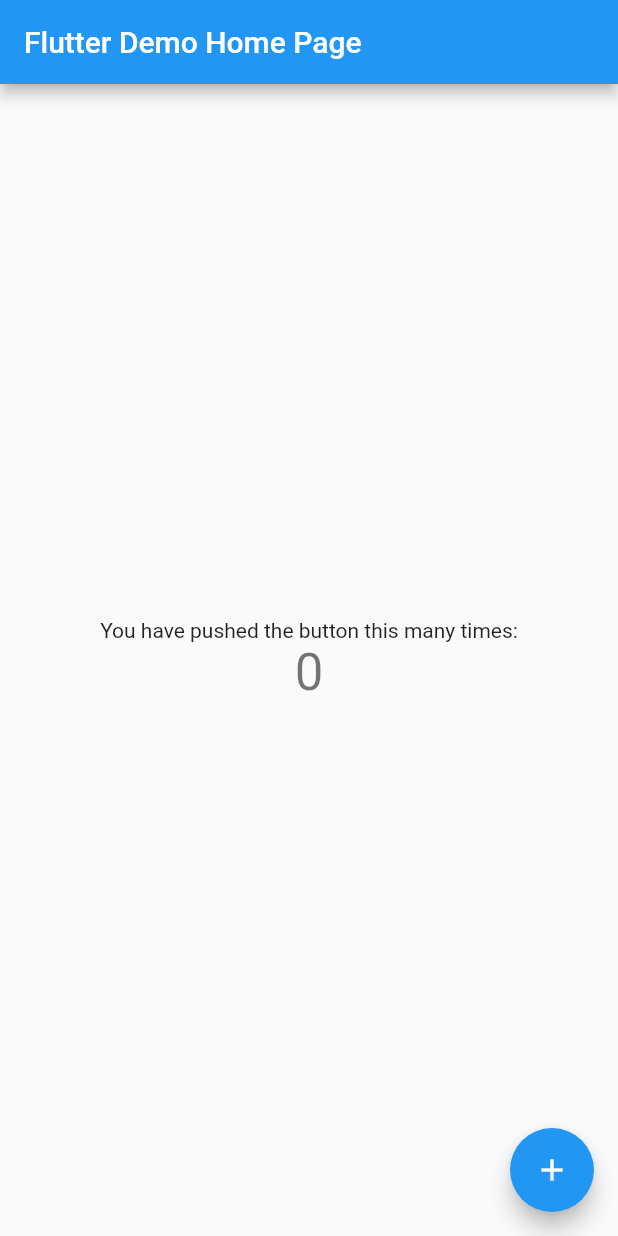
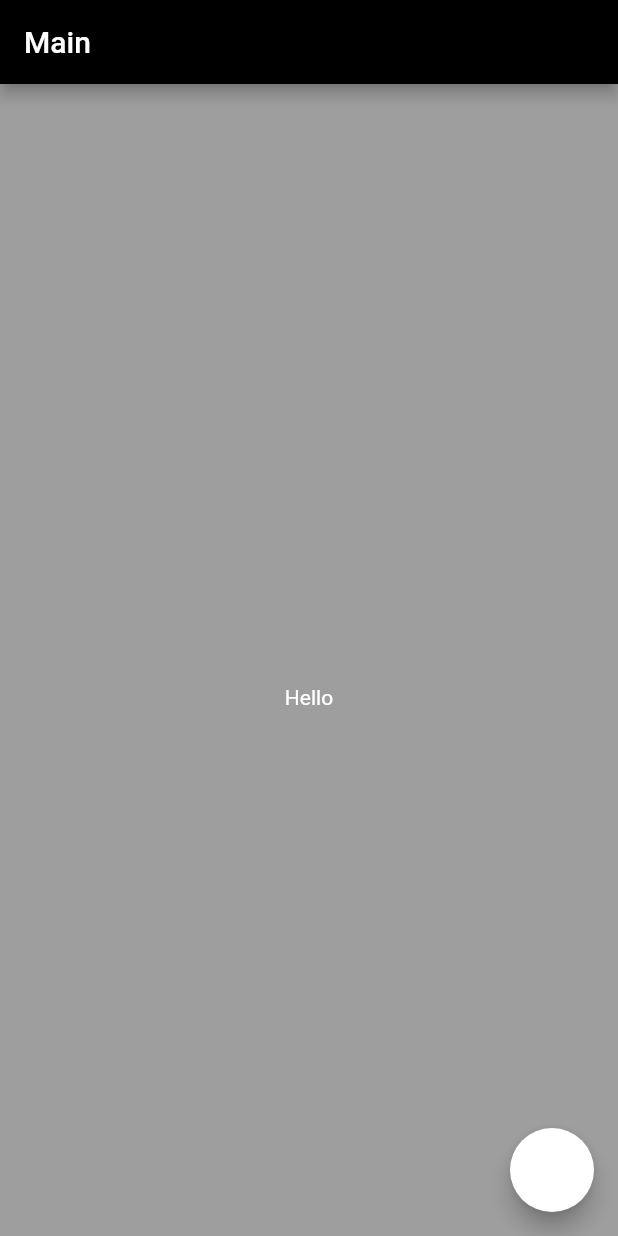
Before and after one commit to RomanSoviak/test_project, a Flutter app: the screen it shows after launch, on a phone screen of 412 x 824 dp. Run offline on Flutter 3.47's test engine with Material 2 defaults, Android fonts, the phone set to English and light mode, and no system bars; our stand-ins replace adaptive_theme, flutter_bloc; statements that could not run were skipped.

```diff
--- /dev/null
+++ b/lib/const.dart
@@ -0,0 +1,7 @@
+class Constamts {
+
+static const String kAppBartitle = "Головна";
+static const String KTitle = "Привіт";
+
+
+}
--- /dev/null
+++ b/lib/l10n/intl_en.arb
@@ -0,0 +1,6 @@
+{
+  "main_title": "Hello",
+  "app_bar_title": "Main"
+
+
+}
--- a/lib/main.dart
+++ b/lib/main.dart
@@ -1,4 +1,11 @@
+import 'package:adaptive_theme/adaptive_theme.dart';
 import 'package:flutter/material.dart';
+import 'package:flutter/rendering.dart';
+import 'package:flutter_bloc/flutter_bloc.dart';
+import 'package:flutter_localizations/flutter_localizations.dart';
+import 'package:text_2_0/theme.dart';
+
+import 'generated/l10n.dart';
 
 void main() {
   runApp(const MyApp());
@@ -10,36 +17,29 @@ class MyApp extends StatelessWidget {
   // This widget is the root of your application.
   @override
   Widget build(BuildContext context) {
-    return MaterialApp(
-      title: 'Flutter Demo',
-      theme: ThemeData(
-        // This is the theme of your application.
-        //
-        // Try running your application with "flutter run". You'll see the
-        // application has a blue toolbar. Then, without quitting the app, try
-        // changing the primarySwatch below to Colors.green and then invoke
-        // "hot reload" (press "r" in the console where you ran "flutter run",
-        // or simply save your changes to "hot reload" in a Flutter IDE).
-        // Notice that the counter didn't reset back to zero; the application
-        // is not restarted.
-        primarySwatch: Colors.blue,
+    return AdaptiveTheme(
+      dark: kDarktheme,
+      light: kLightTheme,
+      initial: AdaptiveThemeMode.light,
+      builder: (light, dark) => MaterialApp(
+        theme: light,
+        darkTheme: dark,
+        localizationsDelegates: const [
+          S.delegate,
+          GlobalMaterialLocalizations.delegate,
+          GlobalWidgetsLocalizations.delegate,
+          GlobalCupertinoLocalizations.delegate,
+        ],
+        supportedLocales: S.delegate.supportedLocales,
+        title: 'Flutter Demo',
+        home: const MyHomePage(title: 'Flutter Demo Home Page'),
       ),
-      home: const MyHomePage(title: 'Flutter Demo Home Page'),
     );
   }
 }
 
 class MyHomePage extends StatefulWidget {
   const MyHomePage({Key? key, required this.title}) : super(key: key);
-
-  // This widget is the home page of your application. It is stateful, meaning
-  // that it has a State object (defined below) that contains fields that affect
-  // how it looks.
-
-  // This class is the configuration for the state. It holds the values (in this
-  // case the title) provided by the parent (in this case the App widget) and
-  // used by the build method of the State. Fields in a Widget subclass are
-  // always marked "final".
 
   final String title;
 
@@ -48,68 +48,57 @@ class MyHomePage extends StatefulWidget {
 }
 
 class _MyHomePageState extends State<MyHomePage> {
-  int _counter = 0;
 
-  void _incrementCounter() {
-    setState(() {
-      // This call to setState tells the Flutter framework that something has
-      // changed in this State, which causes it to rerun the build method below
-      // so that the display can reflect the updated values. If we changed
-      // _counter without calling setState(), then the build method would not be
-      // called again, and so nothing would appear to happen.
-      _counter++;
-    });
-  }
+  var _clickCount = 0;
+
+
 
   @override
   Widget build(BuildContext context) {
-    // This method is rerun every time setState is called, for instance as done
-    // by the _incrementCounter method above.
-    //
-    // The Flutter framework has been optimized to make rerunning build methods
-    // fast, so that you can just rebuild anything that needs updating rather
-    // than having to individually change instances of widgets.
+    BlocBuilder<Bloc, BlocAState>(
+        builder: (context, state) {
+          TextButton(
+            style: ButtonStyle(
+              foregroundColor: MaterialStateProperty.all<Color>(Colors.blue),
+            ),
+            onPressed: () { },
+            child: const Text('TextButton'),
+          );
+
+
+        },// return widget here based on BlocA's state
+    );
     return Scaffold(
-      appBar: AppBar(
-        // Here we take the value from the MyHomePage object that was created by
-        // the App.build method, and use it to set our appbar title.
-        title: Text(widget.title),
-      ),
-      body: Center(
-        // Center is a layout widget. It takes a single child and positions it
-        // in the middle of the parent.
-        child: Column(
-          // Column is also a layout widget. It takes a list of children and
-          // arranges them vertically. By default, it sizes itself to fit its
-          // children horizontally, and tries to be as tall as its parent.
-          //
-          // Invoke "debug painting" (press "p" in the console, choose the
-          // "Toggle Debug Paint" action from the Flutter Inspector in Android
-          // Studio, or the "Toggle Debug Paint" command in Visual Studio Code)
-          // to see the wireframe for each widget.
-          //
-          // Column has various properties to control how it sizes itself and
-          // how it positions its children. Here we use mainAxisAlignment to
-          // center the children vertically; the main axis here is the vertical
-          // axis because Columns are vertical (the cross axis would be
-          // horizontal).
-          mainAxisAlignment: MainAxisAlignment.center,
-          children: <Widget>[
-            const Text(
-              'You have pushed the button this many times:',
-            ),
-            Text(
-              '$_counter',
-              style: Theme.of(context).textTheme.headline4,
-            ),
-          ],
+        backgroundColor: Colors.grey,
+        appBar: AppBar(
+          backgroundColor: Colors.black,
+          title: Text(
+            S.of(context).app_bar_title,
+            style: const TextStyle(
+                color: Colors.white),
+          ),
         ),
-      ),
-      floatingActionButton: FloatingActionButton(
-        onPressed: _incrementCounter,
-        tooltip: 'Increment',
-        child: const Icon(Icons.add),
-      ), // This trailing comma makes auto-formatting nicer for build methods.
-    );
+        floatingActionButton: FloatingActionButton(
+          onPressed: () => setState(() {
+            _clickCount++;
+          }),
+          backgroundColor:Colors.white,
+        ),
+        body: Container(
+          child: Center(
+            child: Padding(
+                padding: const EdgeInsets.only(top: 50),
+                child: Text(
+                  S.of(context).main_title,
+                  style: const TextStyle(color: Colors.white),
+                )),
+          ),
+        ));
   }
 }
+
+class BlocA {
+}
+
+class BlocAState {
+}
--- /dev/null
+++ b/lib/theme.dart
@@ -0,0 +1,16 @@
+import 'package:flutter/material.dart';
+
+    final kDarktheme = ThemeData.dark().copyWith(
+      appBarTheme: const AppBarTheme(
+        color: Colors.black,
+        foregroundColor: Colors.white,
+      )
+    ) ;
+
+
+     final kLightTheme = ThemeData.dark().copyWith(
+    appBarTheme: const AppBarTheme(
+      foregroundColor: Colors.black87,
+      backgroundColor: Colors.white,
+    )
+) ;
```
Also changed, not shown: pubspec.yaml (+12 -4 lines), lib/generated/intl/messages_all.dart (added), lib/generated/intl/messages_en.dart (added), lib/generated/l10n.dart (added).
